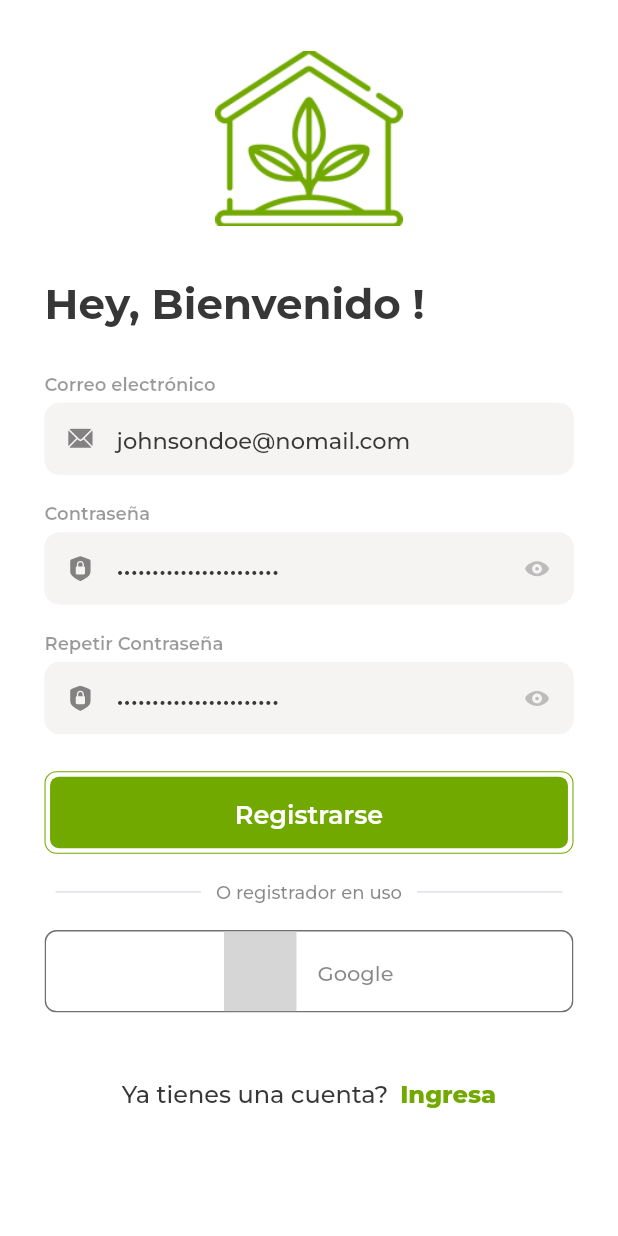
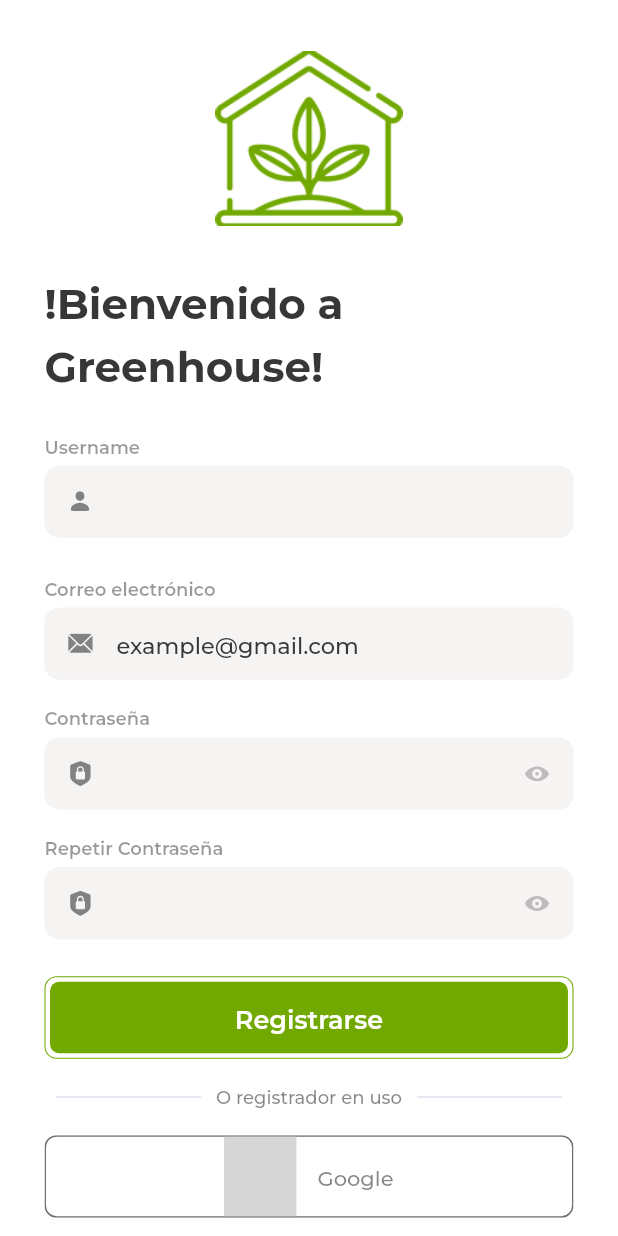
Before and after one commit to lmirandam07/greenhouse_app, a Flutter app: the screen it shows after launch, on a phone screen of 412 x 824 dp. Run offline on Flutter 3.47's test engine with Material 2 defaults, Android fonts, the phone set to English and light mode, and no system bars; drawn by our look-alikes of flutter_bounceable, loading_overlay; our stand-ins replace cloud_firestore, firebase_auth, firebase_core, flutter_svg, flutter_switch, get and 3 more; missing offline and left inert: dart:ffi; accounts and stored records are empty; grey boxes are pictures that could not be loaded.

Commit message:
Agregando Username

```diff
--- a/green_house/lib/screens/auth/signup/controller/signup_controller.dart
+++ b/green_house/lib/screens/auth/signup/controller/signup_controller.dart
@@ -6,6 +6,7 @@ import 'package:green_house/screens/auth/login/login_screen.dart';
 import 'package:green_house/widgets/custom_snackbar.dart';
 
 class SignupController extends GetxController {
+  TextEditingController usernameController = TextEditingController();
   TextEditingController emailController = TextEditingController();
   TextEditingController passController = TextEditingController();
   TextEditingController confirmPassController = TextEditingController();
--- a/green_house/lib/screens/auth/signup/signup_screen.dart
+++ b/green_house/lib/screens/auth/signup/signup_screen.dart
@@ -57,12 +57,21 @@ class SignupScreen extends StatelessWidget {
                         padding: EdgeInsets.symmetric(
                             horizontal: screenHeight(context) * 0.036),
                         child: Text(
-                          'Hey, Bienvenido !',
+                          '!Bienvenido a Greenhouse!',
                           style: montserratSemiBold.copyWith(
                             fontSize: heading28,
                             color: AppColors.blackMainColor,
                           ),
                         ),
+                      ),
+                      SizedBox(height: screenHeight(context) * 0.03),
+                      CustomTextField(
+                        controller: signupController.usernameController,
+                        headText: 'Username',
+                        hintText: '',
+                        prefixIconPath: AppIcons.userIcon,
+                        keyboardType: TextInputType.text,
+                        validator: AppValidations.validateRequired,
                       ),
 
                       /// email field
@@ -70,7 +79,7 @@ class SignupScreen extends StatelessWidget {
                       CustomTextField(
                         controller: signupController.emailController,
                         headText: 'Correo electrónico',
-                        hintText: 'johnsondoe@nomail.com',
+                        hintText: 'example@gmail.com',
                         prefixIconPath: AppIcons.mailIcon,
                         keyboardType: TextInputType.emailAddress,
                         validator: AppValidations.validateEmail,
@@ -81,7 +90,7 @@ class SignupScreen extends StatelessWidget {
                       CustomTextField(
                         controller: signupController.passController,
                         headText: 'Contraseña',
-                        hintText: '•••••••••••••••••••••••',
+                        hintText: '',
                         prefixIconPath: AppIcons.lockIcon,
                         validator: AppValidations.validatePassword,
                         obscureText: signupController.isPassObscure.value,
@@ -99,7 +108,7 @@ class SignupScreen extends StatelessWidget {
                       CustomTextField(
                         controller: signupController.confirmPassController,
                         headText: 'Repetir Contraseña',
-                        hintText: '•••••••••••••••••••••••',
+                        hintText: '',
                         prefixIconPath: AppIcons.lockIcon,
                         validator: validateConfirmPassword,
                         obscureText:
```
